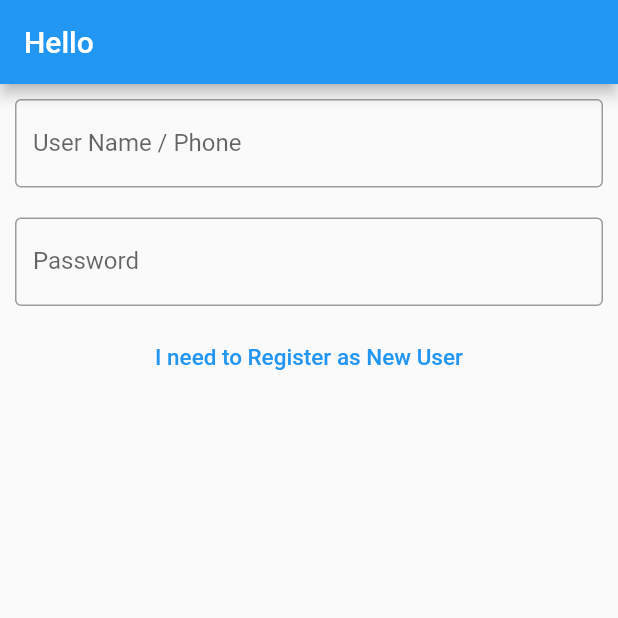
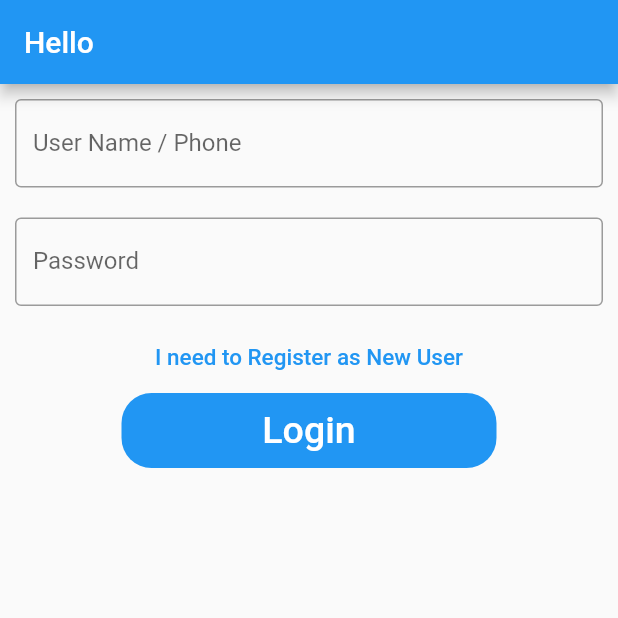
Before and after one commit to allenjiji/2021_IBM_Code_Challenge_Online_Name_Changing, a Flutter app: the screen it shows after launch, on a phone screen of 412 x 824 dp, the top half of it. Run offline on Flutter 3.47's test engine with Material 2 defaults, Android fonts, the phone set to English and light mode, and no system bars.

```diff
--- a/lib/Pages/LoginPage.dart
+++ b/lib/Pages/LoginPage.dart
@@ -1,5 +1,7 @@
 import 'package:flutter/material.dart';
 import 'package:name_change_app/Pages/RegisterPage.dart';
+
+import 'HomePage.dart';
 
 class LoginPage extends StatelessWidget {
   const LoginPage({Key? key}) : super(key: key);
@@ -12,7 +14,7 @@ class LoginPage extends StatelessWidget {
         title: const Text("Hello"),
       ),
       body: Column(
-        children:  [
+        children: [
           const Padding(
             padding: EdgeInsets.all(10),
             child: TextField(
@@ -33,7 +35,7 @@ class LoginPage extends StatelessWidget {
             ),
           ),
           TextButton(
-            onPressed: (){
+            onPressed: () {
               Navigator.of(context).pushNamed(RegisterPage.routeName);
             },
             child: const Text(
@@ -41,6 +43,21 @@ class LoginPage extends StatelessWidget {
               style: TextStyle(color: Colors.blue, fontSize: 15),
             ),
           ),
+          Container(
+            height: 50,
+            width: 250,
+            decoration: BoxDecoration(
+                color: Colors.blue, borderRadius: BorderRadius.circular(20)),
+            child: TextButton(
+              onPressed: () {
+                Navigator.of(context).pushNamed(HomePage.routeName);
+              },
+              child: const Text(
+                'Login',
+                style: TextStyle(color: Colors.white, fontSize: 25),
+              ),
+            ),
+          ),
         ],
       ),
     );
--- a/lib/main.dart
+++ b/lib/main.dart
@@ -1,4 +1,5 @@
 import 'package:flutter/material.dart';
+import 'package:name_change_app/Pages/HomePage.dart';
 import 'package:name_change_app/Pages/LoginPage.dart';
 import 'package:name_change_app/Pages/RegisterPage.dart';
 
@@ -23,6 +24,7 @@ class MyApp extends StatelessWidget {
         '/': (context) => const LoginPage(),
         LoginPage.routeName:(context) => const LoginPage(),
         RegisterPage.routeName: (context)=> const RegisterPage(),
+        HomePage.routeName:(context)=>const HomePage(),
       },
     );
   }
```
Also changed, not shown: lib/Pages/HomePage.dart (added, +17 -0 lines), 3 other files.
